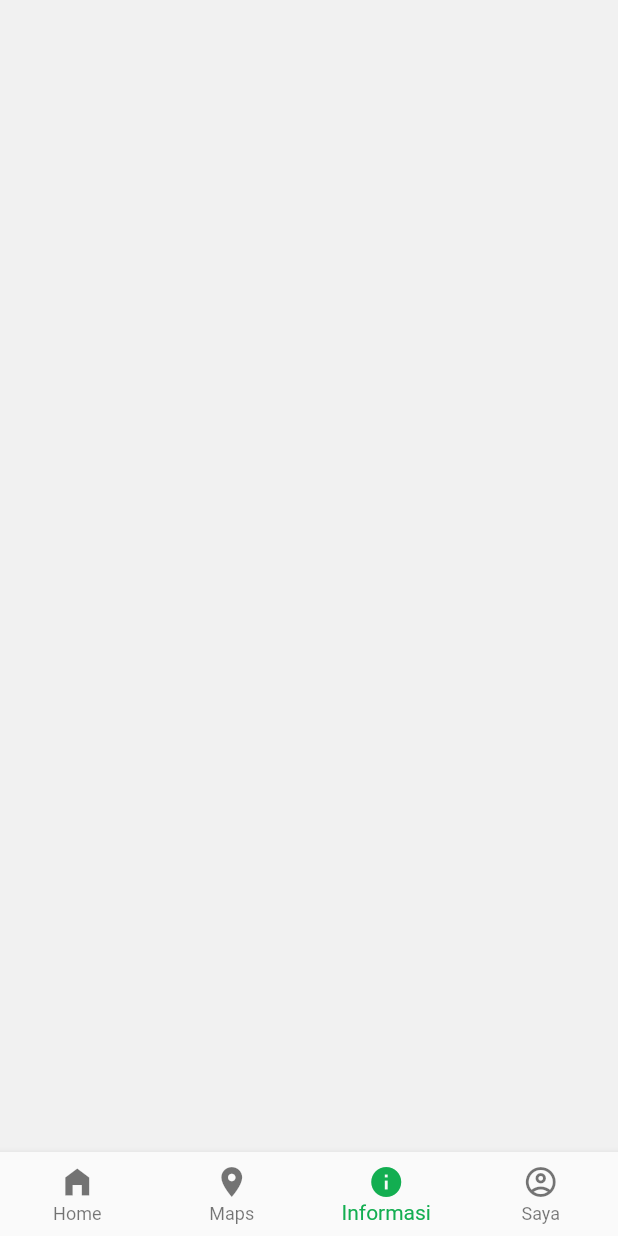
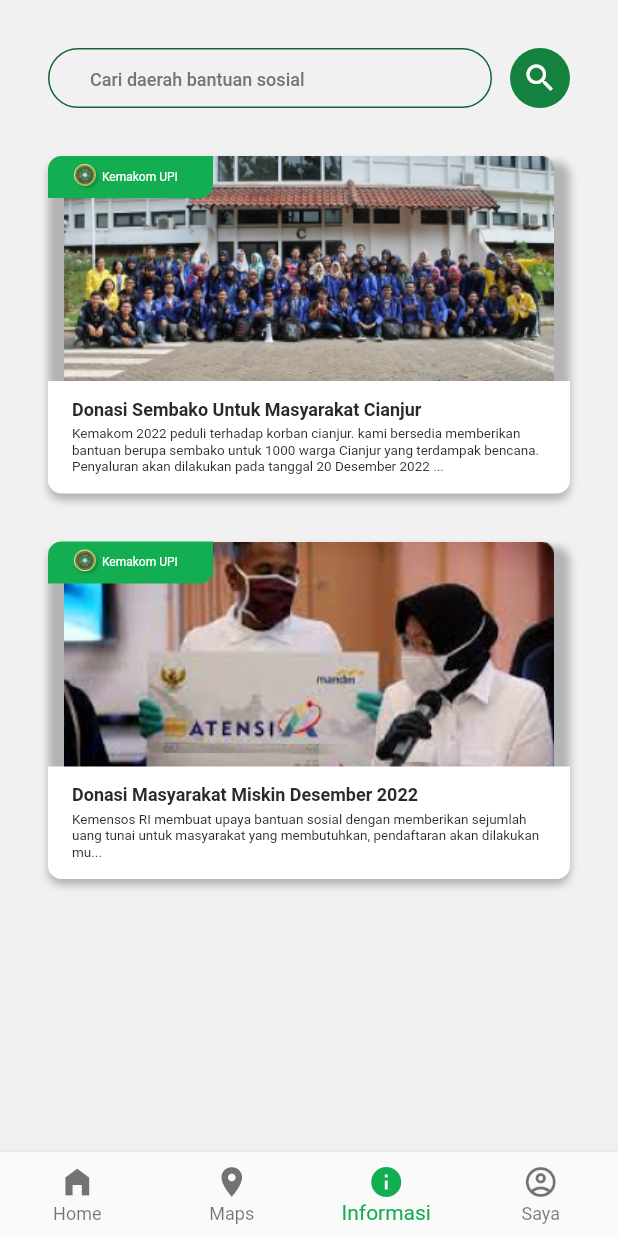
Before and after one commit to DeadpoolSteinS/BansosKu, a Flutter app: the screen it shows after launch, item 3 of the bottom bar chosen, on a phone screen of 412 x 824 dp. Run offline on Flutter 3.47's test engine with Material 2 defaults, Android fonts, the phone set to English and light mode, and no system bars; our stand-ins replace carousel_slider.

Commit message:
add informasi page

```diff
--- a/lib/bottom_bar.dart
+++ b/lib/bottom_bar.dart
@@ -1,5 +1,6 @@
 import 'package:bansosku/constants/my_colors.dart';
 import 'package:bansosku/pages/home/home_screen.dart';
+import 'package:bansosku/pages/informasi/informasi_screen.dart';
 import 'package:bansosku/pages/profile/profile_screen.dart';
 import 'package:flutter/material.dart';
 
@@ -16,7 +17,7 @@ class _BottomBarState extends State<BottomBar> {
   List<Widget> listPage = [
     const HomeScreen(),
     const Scaffold(),
-    const Scaffold(),
+    const InformarsiScreen(),
     const ProfileScreen(),
   ];
 
--- a/lib/pages/home/home_screen.dart
+++ b/lib/pages/home/home_screen.dart
@@ -34,7 +34,8 @@ class _HomeScreenState extends State<HomeScreen> {
               ],
             ),
           ),
-          SafeArea(
+          SingleChildScrollView(
+            child: SafeArea(
               child: Column(
                 children: [
                   Container(
@@ -186,6 +187,7 @@ class _HomeScreenState extends State<HomeScreen> {
                 ],
               ),
             ),
+          ),
         ],
       ),
     );
--- /dev/null
+++ b/lib/pages/informasi/components/informasi_card.dart
@@ -0,0 +1,112 @@
+import 'package:bansosku/constants/my_colors.dart';
+import 'package:flutter/material.dart';
+
+class InformasiCard extends StatelessWidget {
+  final String image;
+  final String title;
+  final String description;
+
+  const InformasiCard({
+    super.key,
+    required this.image,
+    required this.title,
+    required this.description,
+  });
+
+  @override
+  Widget build(BuildContext context) {
+    return Container(
+      decoration: BoxDecoration(
+        borderRadius: BorderRadius.circular(9),
+        boxShadow: const [
+          BoxShadow(
+            color: Colors.black26,
+            blurRadius: 4,
+            offset: Offset(0, 4),
+          )
+        ],
+      ),
+      child: Column(
+        children: [
+          Stack(
+            children: [
+              Container(
+                height: 150,
+                decoration: BoxDecoration(
+                  image: DecorationImage(
+                    image: AssetImage("assets/$image"),
+                  ),
+                ),
+              ),
+              Container(
+                width: 110,
+                padding: const EdgeInsets.symmetric(
+                  horizontal: 16,
+                  vertical: 4,
+                ),
+                decoration: const BoxDecoration(
+                  color: MyColors.primaryGreen,
+                  borderRadius: BorderRadius.only(
+                    topLeft: Radius.circular(9),
+                    bottomRight: Radius.circular(9),
+                  ),
+                ),
+                child: Row(
+                  children: [
+                    Container(
+                      width: 20,
+                      height: 20,
+                      decoration: const BoxDecoration(
+                        image: DecorationImage(
+                          image: AssetImage("assets/kemakom.png"),
+                        ),
+                      ),
+                    ),
+                    const Text(
+                      "Kemakom UPI",
+                      style: TextStyle(
+                        fontSize: 8,
+                        color: Colors.white,
+                      ),
+                    ),
+                  ],
+                ),
+              ),
+            ],
+          ),
+          Container(
+            padding: const EdgeInsets.symmetric(
+              horizontal: 16,
+              vertical: 12,
+            ),
+            decoration: const BoxDecoration(
+              color: Colors.white,
+              borderRadius: BorderRadius.vertical(
+                bottom: Radius.circular(9),
+              ),
+            ),
+            child: Column(
+              crossAxisAlignment: CrossAxisAlignment.start,
+              children: [
+                Text(
+                  title,
+                  style: const TextStyle(
+                    fontSize: 12,
+                    fontWeight: FontWeight.w600,
+                  ),
+                ),
+                const SizedBox(height: 4),
+                Text(
+                  description,
+                  style: const TextStyle(
+                    fontSize: 9,
+                  ),
+                ),
+              ],
+            ),
+          ),
+        ],
+      ),
+    );
+  }
+}
--- /dev/null
+++ b/lib/pages/informasi/informasi_screen.dart
@@ -0,0 +1,92 @@
+import 'package:bansosku/constants/my_colors.dart';
+import 'package:bansosku/pages/informasi/components/informasi_card.dart';
+import 'package:flutter/material.dart';
+
+class InformarsiScreen extends StatelessWidget {
+  const InformarsiScreen({super.key});
+
+  @override
+  Widget build(BuildContext context) {
+    return SafeArea(
+      child: Container(
+        padding: const EdgeInsets.all(32),
+        child: SingleChildScrollView(
+          child: Column(
+            children: [
+              Row(
+                children: [
+                  Expanded(
+                    child: Container(
+                      margin: const EdgeInsets.only(right: 12),
+                      height: 40,
+                      child: const TextField(
+                        obscureText: true,
+                        decoration: InputDecoration(
+                          contentPadding: EdgeInsets.symmetric(
+                            horizontal: 28,
+                          ),
+                          border: OutlineInputBorder(
+                            borderSide: BorderSide(
+                              color: Color(0xff136533),
+                            ),
+                            borderRadius: BorderRadius.all(
+                              Radius.circular(20),
+                            ),
+                          ),
+                          enabledBorder: OutlineInputBorder(
+                            borderSide: BorderSide(
+                              color: Color(0xff136533),
+                            ),
+                            borderRadius: BorderRadius.all(
+                              Radius.circular(20),
+                            ),
+                          ),
+                          hintText: "Cari daerah bantuan sosial",
+                          hintStyle: TextStyle(
+                            color: Color(0xff757575),
+                            fontWeight: FontWeight.w500,
+                            fontSize: 12,
+                          ),
+                        ),
+                      ),
+                    ),
+                  ),
+                  Container(
+                    width: 40,
+                    height: 40,
+                    decoration: BoxDecoration(
+                      color: const Color(0xff14813F),
+                      borderRadius: BorderRadius.circular(20),
+                    ),
+                    child: const Icon(
+                      Icons.search,
+                      color: Colors.white,
+                    ),
+                  ),
+                ],
+              ),
+              const SizedBox(height: 32),
+              Column(
+                children: const [
+                  InformasiCard(
+                    image: "info1.png",
+                    title: "Donasi Sembako Untuk Masyarakat Cianjur",
+                    description:
+                        "Kemakom 2022 peduli terhadap korban cianjur. kami bersedia memberikan bantuan berupa sembako untuk 1000 warga Cianjur yang terdampak bencana. Penyaluran akan dilakukan pada tanggal 20 Desember 2022 ...",
+                  ),
+                  SizedBox(height: 32),
+                  InformasiCard(
+                    image: "info2.png",
+                    title: "Donasi Masyarakat Miskin Desember 2022",
+                    description:
+                        "Kemensos RI membuat upaya bantuan sosial dengan memberikan sejumlah uang tunai untuk masyarakat yang membutuhkan, pendaftaran akan dilakukan mu...",
+                  ),
+                ],
+              ),
+            ],
+          ),
+        ),
+      ),
+    );
+  }
+}
```
Also changed, not shown: assets/info1.png (added), assets/info2.png (added), assets/kemakom.png (added). Lines whose indentation alone changed are shown as unchanged.
